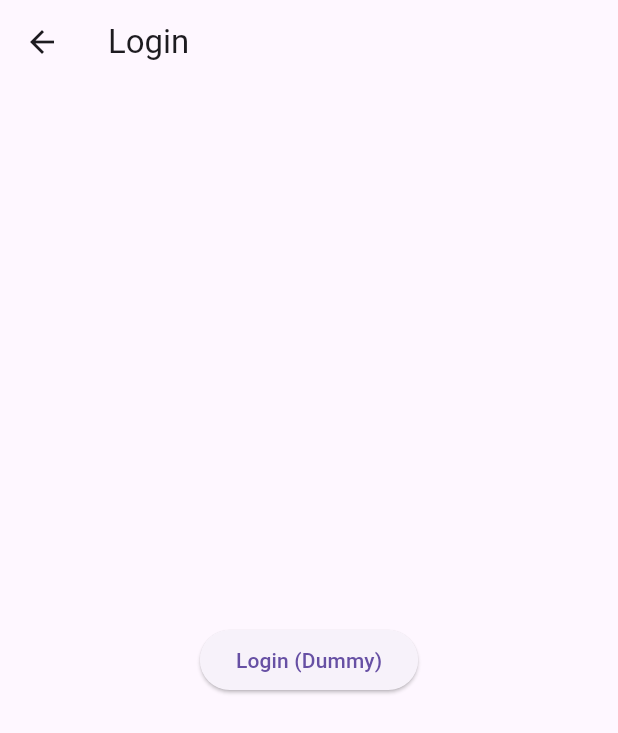
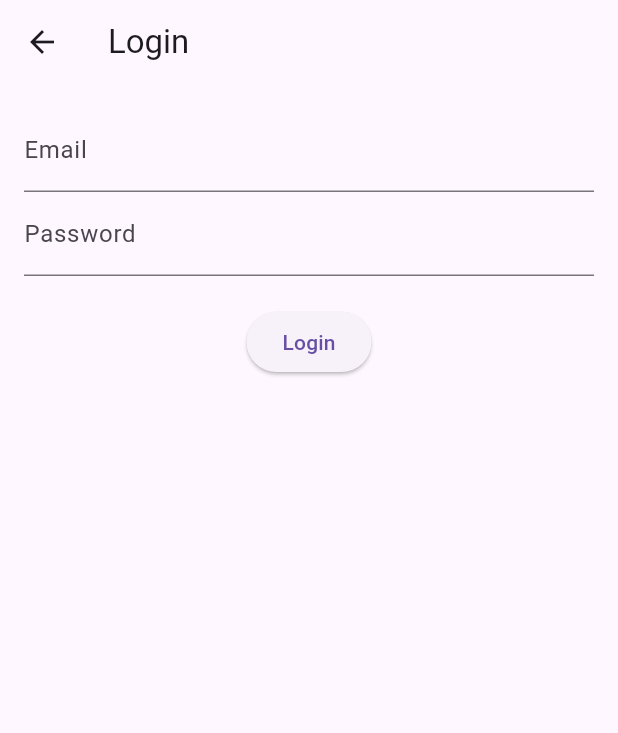
Before and after one commit to cavryn/UAS-PAM, a Flutter app: the LoginPage screen opened directly, on a phone screen of 412 x 824 dp. Shown: the top 733 px of the screen. Run offline on Flutter 3.47's test engine with Material 3 defaults, Android fonts, the phone set to English and light mode, and no system bars; our stand-ins replace cloud_firestore, firebase_auth, go_router; accounts and stored records are empty.

Commit message:
update login with auth

```diff
--- a/lib/presentation/pages/auth/login.dart
+++ b/lib/presentation/pages/auth/login.dart
@@ -1,18 +1,39 @@
 import 'package:flutter/material.dart';
+import 'package:firebase_auth/firebase_auth.dart';
+import 'package:go_router/go_router.dart';
 
-class LoginPage extends StatelessWidget {
+class LoginPage extends StatefulWidget {
   const LoginPage({super.key});
+
+  @override
+  State<LoginPage> createState() => _LoginPageState();
+}
+
+class _LoginPageState extends State<LoginPage> {
+  final emailCtrl = TextEditingController();
+  final passCtrl = TextEditingController();
+
+  Future<void> login() async {
+    await FirebaseAuth.instance.signInWithEmailAndPassword(
+      email: emailCtrl.text,
+      password: passCtrl.text,
+    );
+    context.go('/');
+  }
 
   @override
   Widget build(BuildContext context) {
     return Scaffold(
       appBar: AppBar(title: const Text('Login')),
-      body: Center(
-        child: ElevatedButton(
-          onPressed: () {
-            Navigator.pushReplacementNamed(context, '/home');
-          },
-          child: const Text('Login (Dummy)'),
+      body: Padding(
+        padding: const EdgeInsets.all(16),
+        child: Column(
+          children: [
+            TextField(controller: emailCtrl, decoration: const InputDecoration(labelText: 'Email')),
+            TextField(controller: passCtrl, decoration: const InputDecoration(labelText: 'Password'), obscureText: true),
+            const SizedBox(height: 20),
+            ElevatedButton(onPressed: login, child: const Text('Login')),
+          ],
         ),
       ),
     );
```
